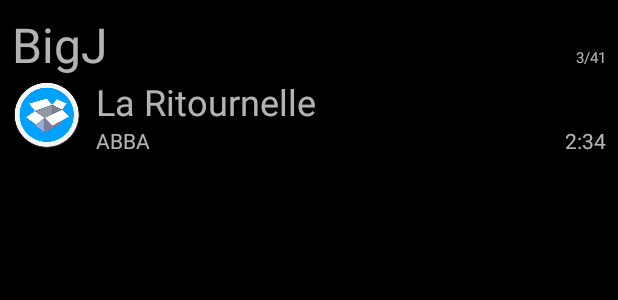
After one commit to jpavelek/DropboxPlayer, an Android app: the layout currently_playing_and_playlist.xml on its own in the app's theme, with its tools: preview values and no code run, on a phone screen of 412 x 824 dp. The commit adds this screen. Shown: the top 300 px of the screen. Run offline under Robolectric (Android 15) with nearby library versions, the phone set to English and light mode, and no system bars.

Commit message:
Added inclusible layout for NowPlaying section

```diff
--- /dev/null
+++ b/app/src/main/res/layout/currently_playing_and_playlist.xml
@@ -0,0 +1,64 @@
+<?xml version="1.0" encoding="utf-8"?>
+<LinearLayout
+    xmlns:android="http://schemas.android.com/apk/res/android"
+    xmlns:app="http://schemas.android.com/apk/res-auto"
+    xmlns:tools="http://schemas.android.com/tools"
+    android:layout_width="match_parent"
+    android:layout_height="wrap_content"
+    android:orientation="vertical"
+    android:layout_margin="@dimen/text_margin">
+
+    <TableLayout
+        android:layout_width="match_parent"
+        android:layout_height="wrap_content"
+        android:stretchColumns="0">
+        <TableRow>
+            <TextView
+                android:id="@+id/nowplaying_playlist_name"
+                android:layout_width="wrap_content"
+                android:layout_height="wrap_content"
+                android:textSize="@dimen/dbp_nowplaying_text_big"
+                tools:text="BigJ" />
+            <TextView
+                android:id="@+id/nowplaying_playlist_position"
+                android:layout_width="wrap_content"
+                android:layout_height="wrap_content"
+                android:textSize="@dimen/dbp_list_detail"
+                tools:text="3/41" />
+        </TableRow>
+    </TableLayout>
+    <LinearLayout
+        android:layout_width="match_parent"
+        android:layout_height="wrap_content">
+        <ImageView
+            android:id="@+id/nowplaying_song_icon"
+            android:layout_width="wrap_content"
+            android:layout_height="wrap_content"
+            android:layout_marginRight="@dimen/text_margin"
+            app:srcCompat="@mipmap/icon" />
+        <TableLayout
+            android:layout_width="wrap_content"
+            android:layout_height="wrap_content"
+            android:stretchColumns="0">
+            <TableRow>
+                <TextView
+                    android:id="@+id/nowplaying_song_name"
+                    android:layout_width="wrap_content"
+                    android:layout_height="wrap_content"
+                    android:textSize="@dimen/dbp_nowplaying_text_medium"
+                    tools:text="La Ritournelle"
+                    android:layout_span="2"/>
+            </TableRow>
+            <TableRow>
+                <TextView
+                    android:id="@+id/nowplaying_artist_name"
+                    android:textSize="@dimen/dbp_nowplaying_text_small"
+                    tools:text="ABBA"/>
+                <TextView
+                    android:id="@+id/nowplaying_song_playtime"
+                    android:textSize="@dimen/dbp_nowplaying_text_small"
+                    tools:text="2:34" />
+            </TableRow>
+        </TableLayout>
+    </LinearLayout>
+</LinearLayout>
--- a/app/src/main/res/values/dimens.xml
+++ b/app/src/main/res/values/dimens.xml
@@ -5,4 +5,7 @@
     <dimen name="playback_buton_size">32dp</dimen>
     <dimen name="dbp_list_title">18sp</dimen>
     <dimen name="dbp_list_detail">10sp</dimen>
+    <dimen name="dbp_nowplaying_text_big">32sp</dimen>
+    <dimen name="dbp_nowplaying_text_medium">24sp</dimen>
+    <dimen name="dbp_nowplaying_text_small">14sp</dimen>
 </resources>
```
